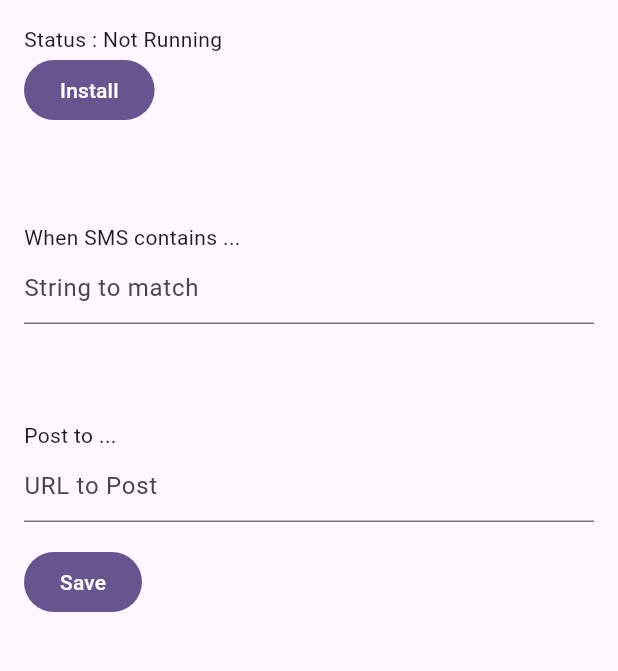
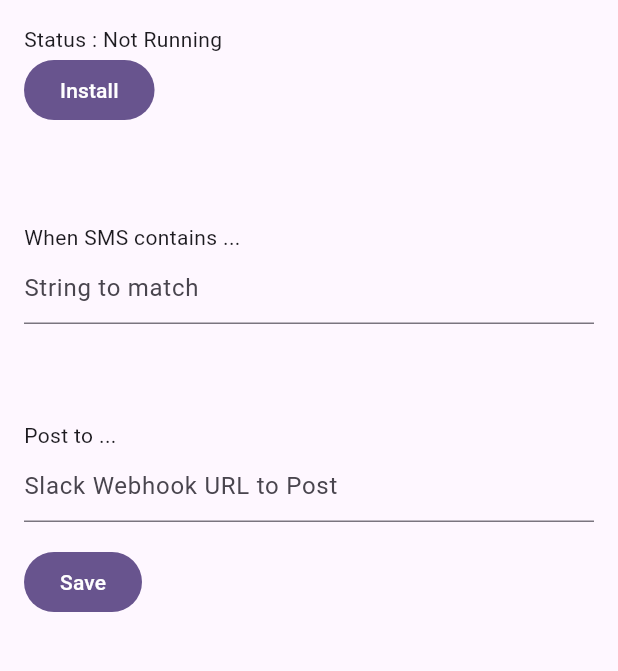
Before and after one commit to hosikiti/sms_proxy, a Flutter app: the screen it shows after launch, after a tap on "Install", on a phone screen of 412 x 824 dp, the part 84-755 px from its top. Run offline on Flutter 3.47's test engine with Material 3 defaults, Android fonts, the phone set to English and light mode, and no system bars; our stand-ins replace dio, permission_handler, shared_preferences; missing offline and left inert: flutter_foreground_task, readsms.

Commit message:
Update comments

```diff
--- a/lib/main.dart
+++ b/lib/main.dart
@@ -228,7 +228,14 @@ class _MyHomePageState extends State<MyHomePage> {
               FilledButton(
                   onPressed: () async {
                     final isGranted = await Permission.sms.request().isGranted;
-                    print(isGranted);
+                    if (!isGranted) {
+                      if (context.mounted) {
+                        ScaffoldMessenger.of(context).showSnackBar(const SnackBar(
+                            content: Text(
+                                "Please grant SMS permission to use this app!")));
+                      }
+                      return;
+                    }
 
                     if (context.mounted) {
                       await install(context);
@@ -252,7 +259,7 @@ class _MyHomePageState extends State<MyHomePage> {
               TextField(
                 controller: urlController,
                 decoration: const InputDecoration(
-                  hintText: "URL to Post",
+                  hintText: "Slack Webhook URL to Post",
                 ),
                 keyboardType: TextInputType.multiline,
                 maxLines: null,
```
